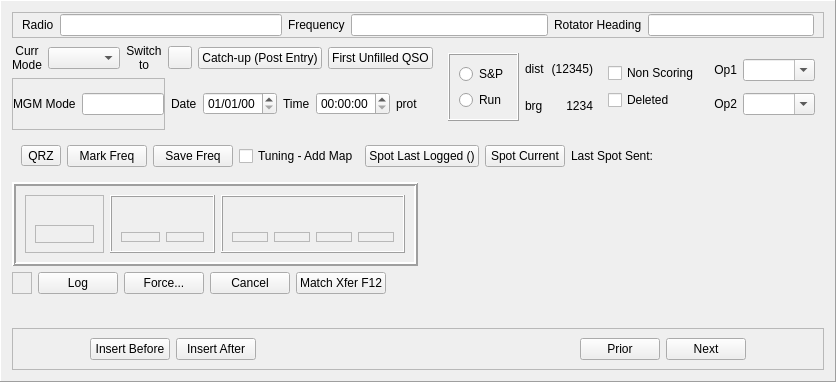
Above: mqt/MqtLogger/qsologframe.ui from Rsclub22/Minos2-Mirror before the change. Below: the same form after it.
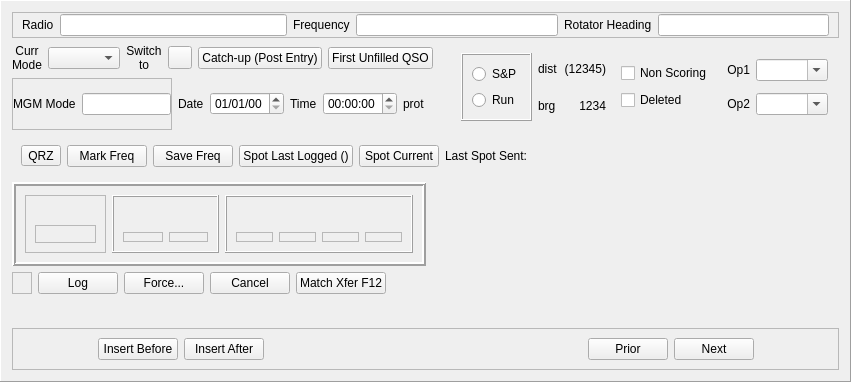
That is the form after the change. Custom widgets are drawn as their Qt base class.

```diff
--- a/mqt/MqtLogger/qsologframe.ui
+++ b/mqt/MqtLogger/qsologframe.ui
@@ -6,7 +6,7 @@
    <rect>
     <x>0</x>
     <y>0</y>
-    <width>835</width>
+    <width>851</width>
     <height>382</height>
    </rect>
   </property>
@@ -543,16 +543,6 @@
           </property>
          </widget>
         </item>
-        <item>
-         <widget class="QCheckBox" name="tuningAddMapChkBox">
-          <property name="focusPolicy">
-           <enum>Qt::NoFocus</enum>
-          </property>
-          <property name="text">
-           <string>Tuning - Add Map</string>
-          </property>
-         </widget>
-        </item>
        </layout>
       </item>
       <item>
```
